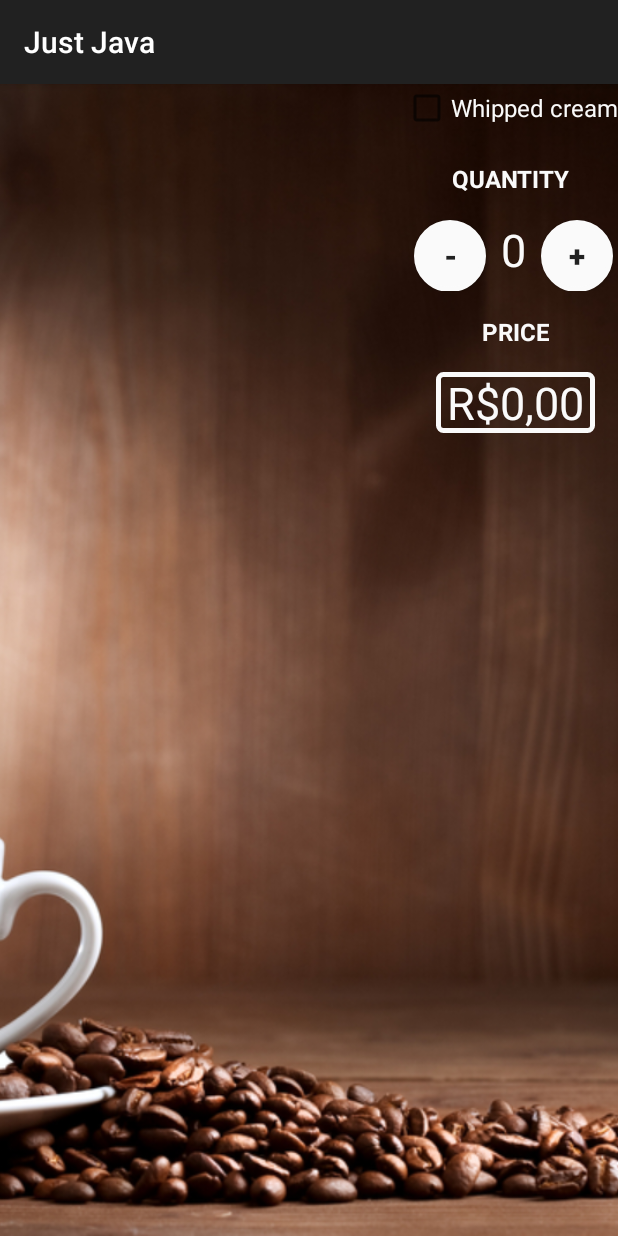
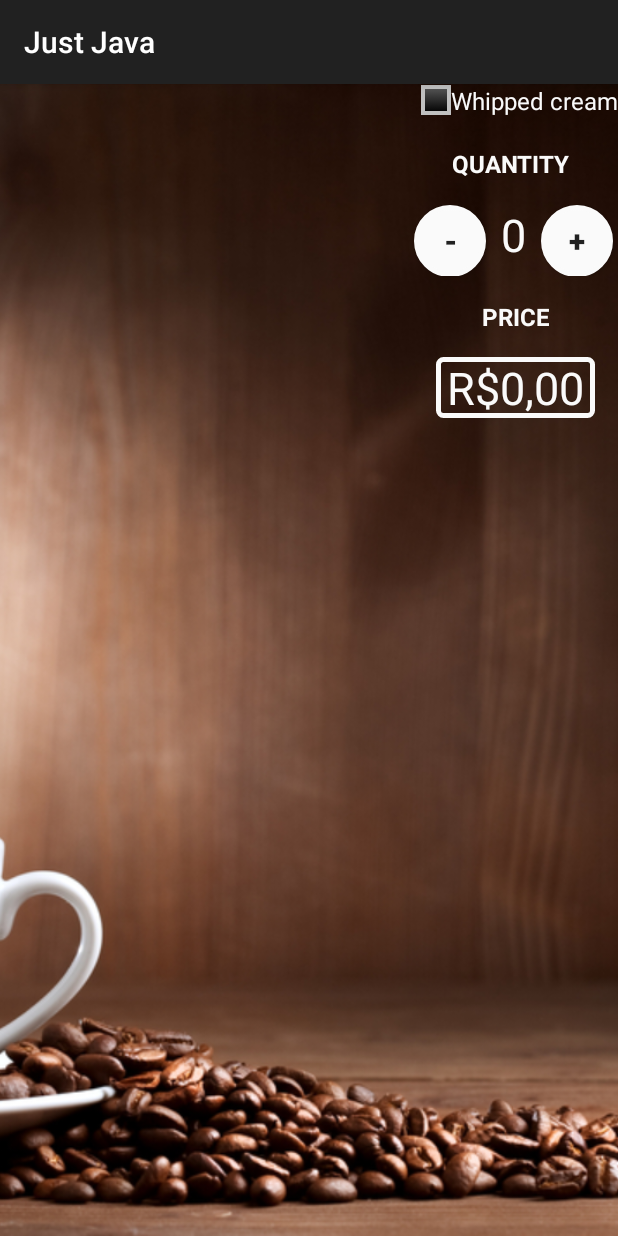
Before and after one commit to 1985michel/android-justjava, an Android app: the screen it shows after launch (MainActivity), on a phone screen of 412 x 824 dp. Run offline under Robolectric (Android 15) with nearby library versions, the phone set to English and light mode, and no system bars.

Commit message:
Add style checkbox   bad style but I will customize it

```diff
--- /dev/null
+++ b/app/src/main/res/drawable/checkbox_custom.xml
@@ -0,0 +1,22 @@
+<?xml version="1.0" encoding="utf-8"?>
+
+
+<selector xmlns:android="http://schemas.android.com/apk/res/android">
+
+
+    <item android:state_checked="true"
+
+
+        android:drawable="@drawable/checked" />
+
+
+    <item android:state_pressed="true"
+
+
+        android:drawable="@drawable/checked" />
+
+
+    <item android:drawable="@drawable/unchecked" />
+
+
+</selector>
--- /dev/null
+++ b/app/src/main/res/drawable/checked.xml
@@ -0,0 +1,22 @@
+<?xml version="1.0" encoding="UTF-8"?>
+
+
+<shape xmlns:android="http://schemas.android.com/apk/res/android">
+
+
+
+
+
+    android:shape="rectangle">
+
+
+<gradient android:startColor="#ffff0000" android:endColor="#ff000000" android:angle="270"/>
+
+
+<stroke android:width="4px" android:color="#ffc0c0c0" />
+
+
+<size android:height="20dp" android:width="20dp"/>
+
+
+    </shape>
--- /dev/null
+++ b/app/src/main/res/drawable/unchecked.xml
@@ -0,0 +1,19 @@
+<?xml version="1.0" encoding="UTF-8"?>
+
+
+<shape xmlns:android="http://schemas.android.com/apk/res/android"
+
+
+    android:shape="rectangle">
+
+
+    <gradient android:startColor="#ff585858" android:endColor="#ff000000" android:angle="270"/>
+
+
+    <stroke android:width="4px" android:color="#ffc0c0c0" />
+
+
+    <size android:height="20dp" android:width="20dp"/>
+
+
+</shape>
--- a/app/src/main/res/layout/activity_main.xml
+++ b/app/src/main/res/layout/activity_main.xml
@@ -29,6 +29,7 @@
             android:text="Whipped cream"
             android:textColor="#FAFAFA"
             android:textSize="16sp"
+            android:button="@drawable/checkbox_custom"
 
              />
 
--- a/app/src/main/res/values/styles.xml
+++ b/app/src/main/res/values/styles.xml
@@ -3,6 +3,8 @@
     <!-- Base application theme. -->
     <style name="AppTheme" parent="Theme.AppCompat.Light.DarkActionBar">
         <!-- Customize your theme here. -->
+        <item name="colorAccent">@android:color/holo_green_dark</item>
     </style>
 
+
 </resources>
```
